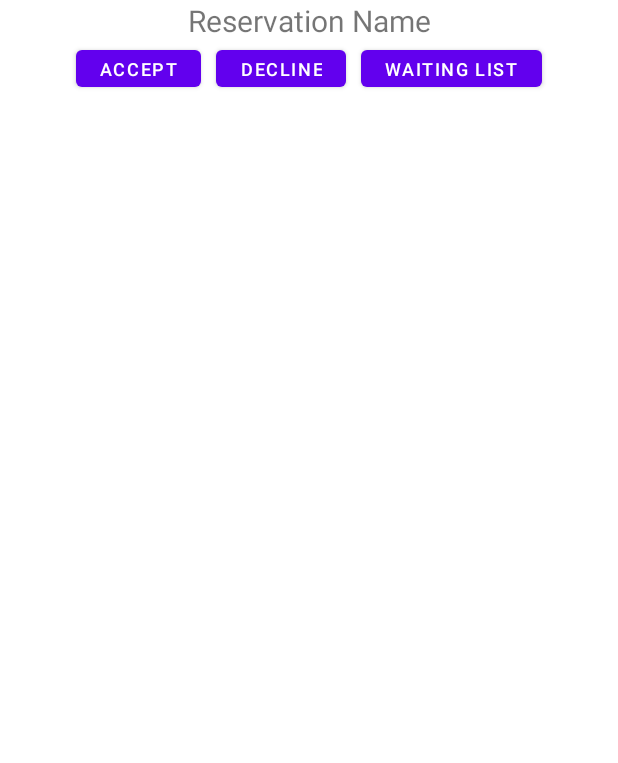
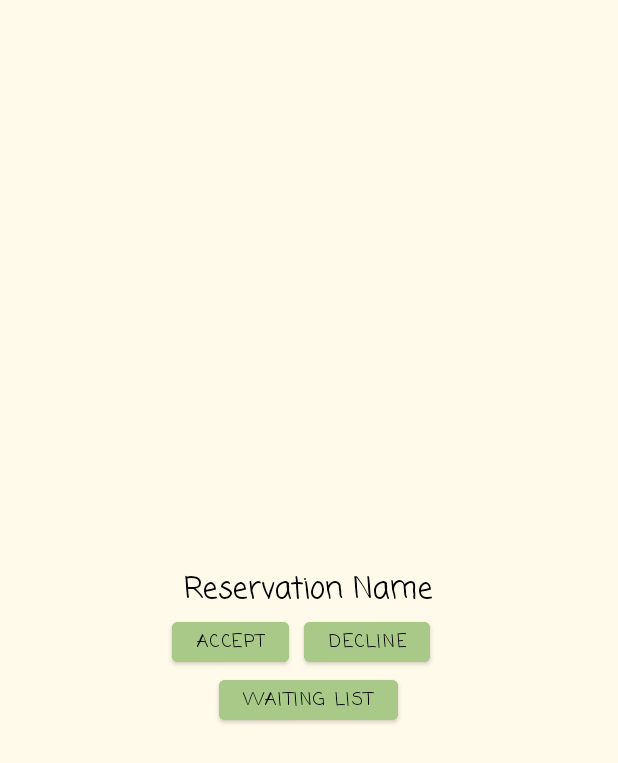
Before and after one commit to alisobhy22/Akelny, an Android app: the layout activity_dashboard_reservation_list.xml on its own in the app's theme, with its tools: preview values and no code run, on a phone screen of 412 x 824 dp. Shown: the top 763 px of the screen. Run offline under Robolectric (Android 15) with nearby library versions, the phone set to English and light mode, and no system bars.

Commit message:
UI of dashboard & modified reservation functionality

```diff
--- a/app/src/main/java/com/example/akelny/TableReservation.java
+++ b/app/src/main/java/com/example/akelny/TableReservation.java
@@ -10,6 +10,7 @@ import android.util.Log;
 import android.view.View;
 import android.widget.Button;
 import android.widget.EditText;
+import android.widget.TextView;
 
 import com.google.android.material.textfield.TextInputEditText;
 import com.google.firebase.database.DatabaseReference;
@@ -43,6 +44,7 @@ public class TableReservation extends AppCompatActivity {
     EditText reservationDateEntry;
     EditText reservationTimeEntry;
     EditText specialRequestsEntry;
+    TextView restaurantName;
 
     String numberOfPeople, reservationDate, reservationTime, specialRequests, userNumber;
 
@@ -81,6 +83,7 @@ public class TableReservation extends AppCompatActivity {
         reservationDateEntry = (EditText) findViewById(R.id.editTextDate);
         reservationTimeEntry = (EditText) findViewById(R.id.editTextTime);
         specialRequestsEntry = (EditText) findViewById(R.id.editTextTextMultiLine);
+        restaurantName= (TextView) findViewById(R.id.textView);
 
         reserveBtn = (Button) findViewById(R.id.reserveBtn);
         cancelBtn = (Button) findViewById(R.id.cancelBtn);
@@ -94,7 +97,7 @@ public class TableReservation extends AppCompatActivity {
                 specialRequests= String.valueOf(specialRequestsEntry.getText());
 
                 userNumber= getIntent().getExtras().getString("user number");
-                Reservation reservation= new Reservation(numberOfPeople, reservationDate, reservationTime, specialRequests, userNumber, "pending", "Name");
+                Reservation reservation= new Reservation(numberOfPeople, reservationDate, reservationTime, specialRequests, userNumber, "pending", restaurantName.getText().toString());
                 myRef.child("Reservations").push().setValue(reservation);
                 alertDialog();
             }
--- a/app/src/main/res/layout/activity_dashboard_reservation_list.xml
+++ b/app/src/main/res/layout/activity_dashboard_reservation_list.xml
@@ -1,9 +1,10 @@
 <?xml version="1.0" encoding="utf-8"?>
 <LinearLayout xmlns:android="http://schemas.android.com/apk/res/android"
     android:layout_width="match_parent"
-    android:layout_height="wrap_content"
+    android:layout_height="match_parent"
     android:orientation="horizontal"
-    android:gravity="center">
+    android:gravity="center"
+    android:background="#fffaea">
 
     <LinearLayout
         android:layout_width="0dp"
@@ -18,14 +19,21 @@
             android:layout_height="wrap_content"
             android:text="Reservation Name"
             android:textSize="20sp"
-            android:textAlignment="center"/>
+            android:textAlignment="center"
+            android:textColor="@color/black"
+            android:fontFamily="casual"
+            android:layout_marginTop="40dp"/>
 
+        <LinearLayout
+            android:layout_width="match_parent"
+            android:layout_height="wrap_content"
+            android:orientation="vertical"
+            android:gravity="center">
             <LinearLayout
                 android:layout_width="match_parent"
                 android:layout_height="wrap_content"
                 android:orientation="horizontal"
                 android:gravity="center">
-
             <Button
                 android:id="@+id/accept_button"
                 android:layout_width="wrap_content"
@@ -34,8 +42,10 @@
                 android:textSize="12sp"
                 android:minWidth="60dp"
                 android:minHeight="30dp"
-                android:layout_marginRight="10dp"/>
-
+                android:layout_marginRight="10dp"
+                android:backgroundTint="#a8c987"
+                android:fontFamily="casual"
+                android:textColor="@color/black"/>
                 <Button
                     android:id="@+id/decline_button"
                     android:layout_width="wrap_content"
@@ -44,7 +54,16 @@
                     android:textSize="12sp"
                     android:minWidth="60dp"
                     android:minHeight="30dp"
-                android:layout_marginRight="10dp"/>
+                    android:layout_marginRight="10dp"
+                    android:backgroundTint="#a8c987"
+                    android:fontFamily="casual"
+                    android:textColor="@color/black"/>
+            </LinearLayout>
+
+            <LinearLayout
+                android:layout_width="match_parent"
+                android:layout_height="wrap_content"
+                android:gravity="center">
 
             <Button
                 android:id="@+id/waiting_list_button"
@@ -53,7 +72,11 @@
                 android:text="Waiting List"
                 android:textSize="12sp"
                 android:minWidth="60dp"
-                android:minHeight="30dp"/>
+                android:minHeight="30dp"
+                android:backgroundTint="#a8c987"
+                android:fontFamily="casual"
+                android:textColor="@color/black"/>
+            </LinearLayout>
 
         </LinearLayout>
     </LinearLayout>
--- a/app/src/main/res/layout/activity_restaurant_details.xml
+++ b/app/src/main/res/layout/activity_restaurant_details.xml
@@ -24,7 +24,7 @@
             app:srcCompat="@drawable/logo" />
 
         <TextView
-            android:id="@+id/textView14"
+            android:id="@+id/restNameEntry"
             android:layout_width="wrap_content"
             android:layout_height="wrap_content"
             android:layout_marginTop="30dp"
@@ -127,7 +127,7 @@
             android:orientation="vertical">
 
             <Button
-                android:id="@+id/button3"
+                android:id="@+id/reserveBtn"
                 android:layout_width="214dp"
                 android:layout_height="wrap_content"
                 android:backgroundTint="#a8c987"
```
Also changed, not shown: app/src/main/java/com/example/akelny/RestaurantDetails.java (+14 -0 lines), app/src/main/res/layout/activity_dashboard.xml (+11 -5 lines). Lines whose indentation alone changed are shown as unchanged.
